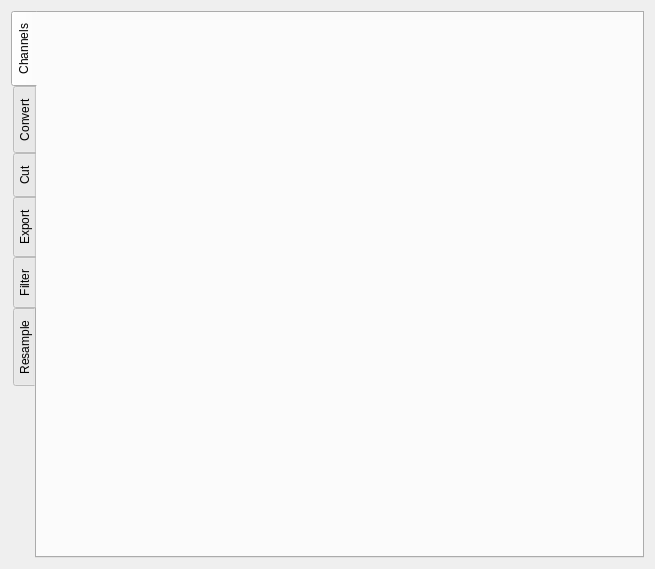
danielhrisca/asammdf, file asammdf/gui/ui/file_widget.ui: the form before one commit.
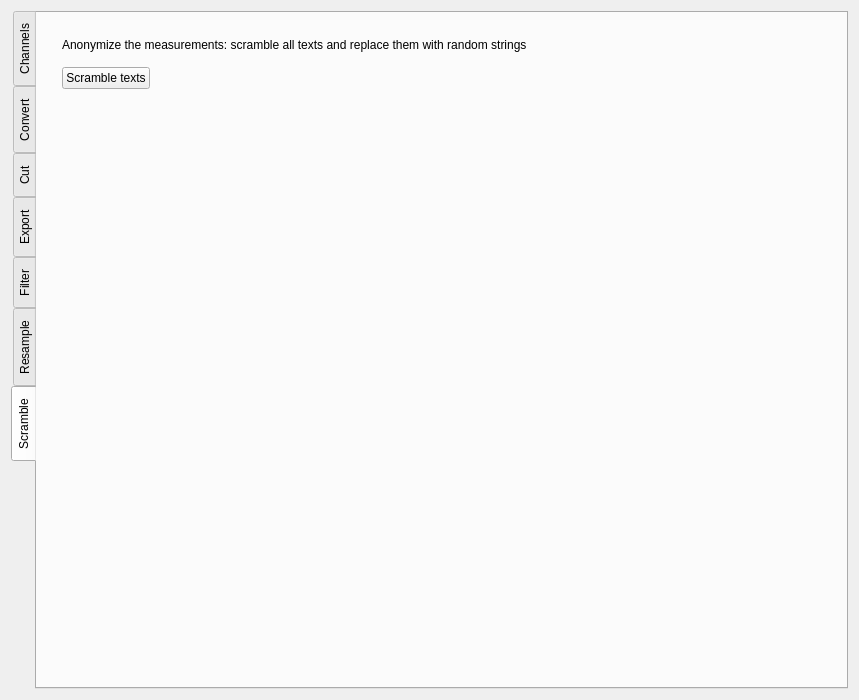
The form after the commit. The open tabs and pages were chosen to show the change. Icons and pictures are not drawn.

Commit message: add scramble functionality to GUI

What changed in the file:
```diff
--- a/asammdf/gui/ui/file_widget.ui
+++ b/asammdf/gui/ui/file_widget.ui
@@ -6,8 +6,8 @@
    <rect>
     <x>0</x>
     <y>0</y>
-    <width>655</width>
-    <height>569</height>
+    <width>859</width>
+    <height>700</height>
    </rect>
   </property>
   <property name="windowTitle">
@@ -883,6 +883,83 @@
        </item>
       </layout>
      </widget>
+     <widget class="QWidget" name="scramble_tab">
+      <attribute name="icon">
+       <iconset resource="resource.qrc">
+        <normaloff>:/scramble.png</normaloff>:/scramble.png</iconset>
+      </attribute>
+      <attribute name="title">
+       <string>Scramble</string>
+      </attribute>
+      <layout class="QGridLayout" name="gridLayout">
+       <property name="leftMargin">
+        <number>25</number>
+       </property>
+       <property name="topMargin">
+        <number>25</number>
+       </property>
+       <property name="spacing">
+        <number>15</number>
+       </property>
+       <item row="2" column="0">
+        <spacer name="verticalSpacer_6">
+         <property name="orientation">
+          <enum>Qt::Vertical</enum>
+         </property>
+         <property name="sizeHint" stdset="0">
+          <size>
+           <width>20</width>
+           <height>572</height>
+          </size>
+         </property>
+        </spacer>
+       </item>
+       <item row="1" column="0">
+        <widget class="QPushButton" name="scramble_btn">
+         <property name="text">
+          <string>Scramble texts</string>
+         </property>
+         <property name="icon">
+          <iconset resource="resource.qrc">
+           <normaloff>:/scramble.png</normaloff>:/scramble.png</iconset>
+         </property>
+        </widget>
+       </item>
+       <item row="1" column="2">
+        <spacer name="horizontalSpacer_10">
+         <property name="orientation">
+          <enum>Qt::Horizontal</enum>
+         </property>
+         <property name="sizeHint" stdset="0">
+          <size>
+           <width>321</width>
+           <height>20</height>
+          </size>
+         </property>
+        </spacer>
+       </item>
+       <item row="1" column="1">
+        <spacer name="horizontalSpacer_11">
+         <property name="orientation">
+          <enum>Qt::Horizontal</enum>
+         </property>
+         <property name="sizeHint" stdset="0">
+          <size>
+           <width>40</width>
+           <height>20</height>
+          </size>
+         </property>
+        </spacer>
+       </item>
+       <item row="0" column="0" colspan="2">
+        <widget class="QLabel" name="label_17">
+         <property name="text">
+          <string>Anonymize the measurements: scramble all texts and replace them with random strings</string>
+         </property>
+        </widget>
+       </item>
+      </layout>
+     </widget>
     </widget>
    </item>
   </layout>
```
The commit also changes 7 other files.
